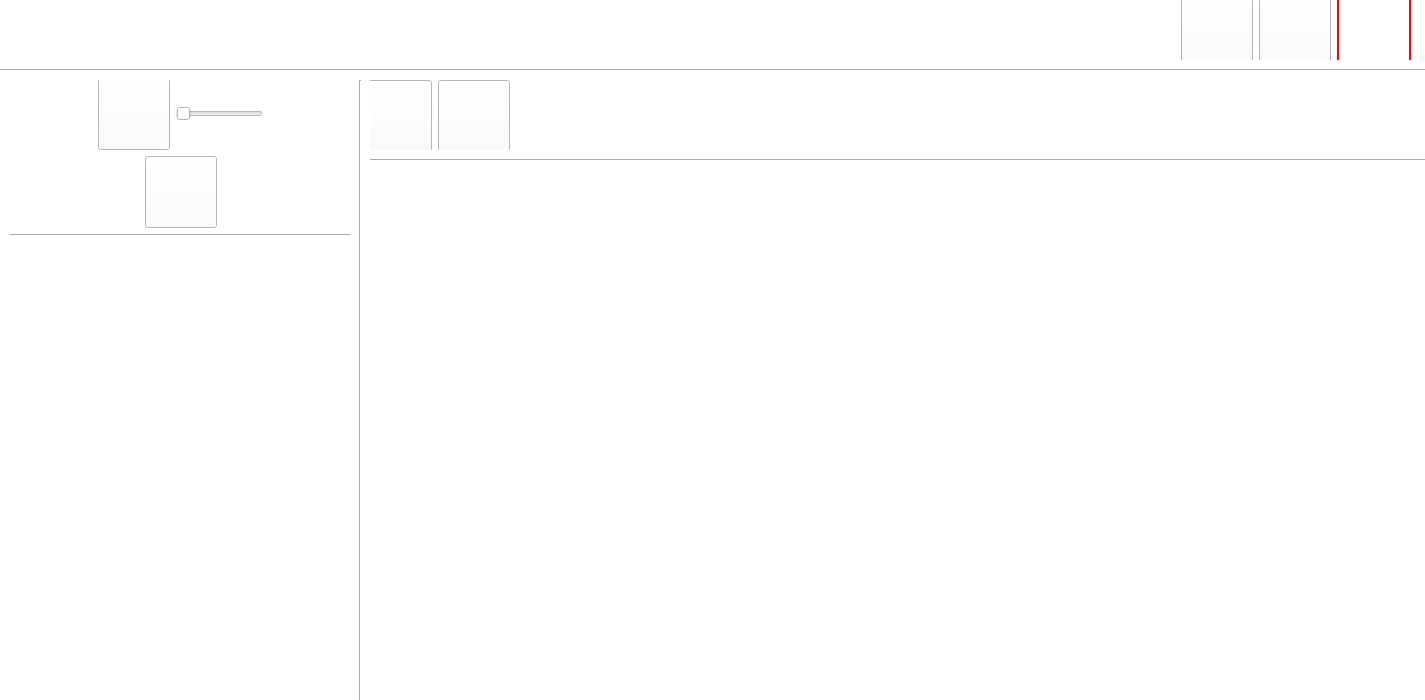
Old version of the form fenedition.ui in the repository pagrumiaux/Drum-Mastery.
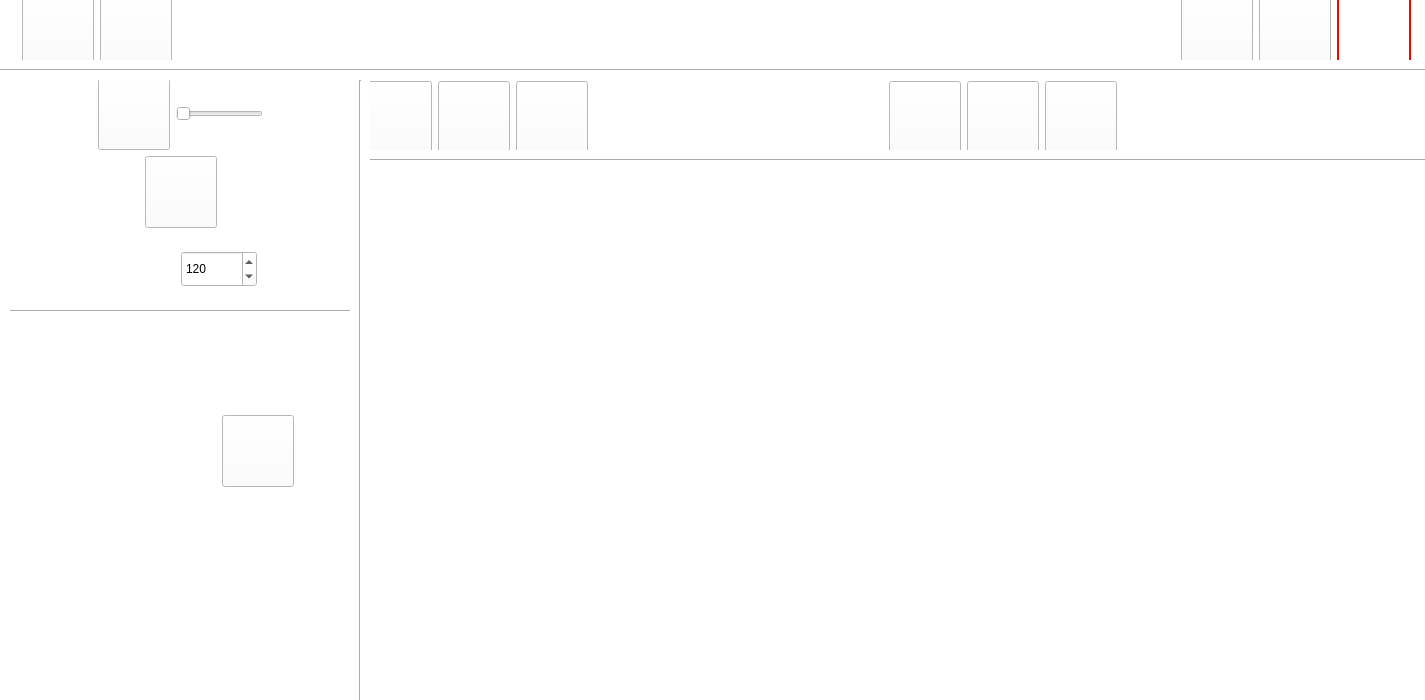
New version of the form. Icons and pictures are not drawn. Custom widgets are drawn as their Qt base class.

The edit to the form file:
```diff
--- a/fenedition.ui
+++ b/fenedition.ui
@@ -43,6 +43,46 @@
       </property>
      </widget>
     </item>
+    <item>
+     <widget class="QPushButton" name="annuler">
+      <property name="styleSheet">
+       <string notr="true">QPushButton
+{
+border-image : url(:/images/MesImages/annuler.png) 0 0 0 0 stretch stretch;
+border-width : 0px;
+background-position : center;
+min-width : 70px;
+max-width : 70px;
+min-height : 70px;
+max-height : 70px;
+color : transparent;
+}</string>
+      </property>
+      <property name="text">
+       <string>Play</string>
+      </property>
+     </widget>
+    </item>
+    <item>
+     <widget class="QPushButton" name="retablir">
+      <property name="styleSheet">
+       <string notr="true">QPushButton
+{
+border-image : url(:/images/MesImages/retablir.png) 0 0 0 0 stretch stretch;
+border-width : 0px;
+background-position : center;
+min-width : 70px;
+max-width : 70px;
+min-height : 70px;
+max-height : 70px;
+color : transparent;
+}</string>
+      </property>
+      <property name="text">
+       <string>Play</string>
+      </property>
+     </widget>
+    </item>
     <item>
      <spacer name="horizontalSpacer">
       <property name="orientation">
@@ -126,7 +166,7 @@
      <x>360</x>
      <y>80</y>
      <width>1051</width>
-     <height>72</height>
+     <height>74</height>
     </rect>
    </property>
    <layout class="QHBoxLayout" name="horizontalLayout_2">
@@ -151,7 +191,80 @@
      </widget>
     </item>
     <item>
-     <widget class="QPushButton" name="pushButton_3">
+     <widget class="QPushButton" name="record">
+      <property name="styleSheet">
+       <string notr="true">QPushButton
+{
+border-image : url(:/images/MesImages/plyoff.png) 0 0 0 0 stretch stretch;
+border-width : 0px;
+background-position : center;
+min-width : 70px;
+max-width : 70px;
+min-height : 70px;
+max-height : 70px;
+color : transparent;
+}</string>
+      </property>
+      <property name="text">
+       <string>Play</string>
+      </property>
+     </widget>
+    </item>
+    <item>
+     <widget class="QPushButton" name="stop">
+      <property name="styleSheet">
+       <string notr="true">QPushButton
+{
+border-image : url(:/images/MesIages/playoff.png) 0 0 0 0 stretch stretch;
+border-width : 0px;
+background-position : center;
+min-width : 70px;
+max-width : 70px;
+min-height : 70px;
+max-height : 70px;
+color : transparent;
+}</string>
+      </property>
+      <property name="text">
+       <string>Play</string>
+      </property>
+     </widget>
+    </item>
+    <item>
+     <spacer name="horizontalSpacer_24">
+      <property name="orientation">
+       <enum>Qt::Horizontal</enum>
+      </property>
+      <property name="sizeHint" stdset="0">
+       <size>
+        <width>40</width>
+        <height>20</height>
+       </size>
+      </property>
+     </spacer>
+    </item>
+    <item>
+     <widget class="QPushButton" name="nouveau">
+      <property name="styleSheet">
+       <string notr="true">QPushButton
+{
+border-image : url(:/images/MesImages/nouveau.png) 0 0 0 0 stretch stretch;
+border-width : 0px;
+background-position : center;
+min-width : 70px;
+max-width : 70px;
+min-height : 70px;
+max-height : 70px;
+color : transparent;
+}</string>
+      </property>
+      <property name="text">
+       <string>PushButton</string>
+      </property>
+     </widget>
+    </item>
+    <item>
+     <widget class="QPushButton" name="ouvrirExploreur">
       <property name="styleSheet">
        <string notr="true">QPushButton
 {
@@ -170,6 +283,26 @@
       </property>
      </widget>
     </item>
+    <item>
+     <widget class="QPushButton" name="pushButton">
+      <property name="styleSheet">
+       <string notr="true">QPushButton
+{
+border-image : url(:/images/MesImages/save.png) 0 0 0 0 stretch stretch;
+border-width : 0px;
+background-position : center;
+min-width : 70px;
+max-width : 70px;
+min-height : 70px;
+max-height : 70px;
+color : transparent;
+}</string>
+      </property>
+      <property name="text">
+       <string>PushButton</string>
+      </property>
+     </widget>
+    </item>
     <item>
      <spacer name="horizontalSpacer_2">
       <property name="orientation">
@@ -302,6 +435,81 @@
       </item>
      </layout>
     </item>
+    <item>
+     <layout class="QHBoxLayout" name="horizontalLayout_9">
+      <item>
+       <spacer name="horizontalSpacer_23">
+        <property name="orientation">
+         <enum>Qt::Horizontal</enum>
+        </property>
+        <property name="sizeHint" stdset="0">
+         <size>
+          <width>40</width>
+          <height>20</height>
+         </size>
+        </property>
+       </spacer>
+      </item>
+      <item>
+       <widget class="QLabel" name="tempo">
+        <property name="styleSheet">
+         <string notr="true">QLabel
+{
+border-image : url(:/images/MesImages/tempo.png) 0 0 0 0 stretch stretch;
+border-width : 0px;
+background-position : center;
+min-width : 70px;
+max-width : 70px;
+min-height : 70px;
+max-height : 70px;
+color : transparent;
+}</string>
+        </property>
+        <property name="text">
+         <string/>
+        </property>
+        <property name="pixmap">
+         <pixmap resource="ressources.qrc">:/images/MesImages/tempo.png</pixmap>
+        </property>
+       </widget>
+      </item>
+      <item>
+       <widget class="QSpinBox" name="spinBox">
+        <property name="styleSheet">
+         <string notr="true">QSpinBox
+{
+min-width : 70px;
+max-width : 70px;
+min-height : 30px;
+max-height : 30px;
+}</string>
+        </property>
+        <property name="minimum">
+         <number>60</number>
+        </property>
+        <property name="maximum">
+         <number>200</number>
+        </property>
+        <property name="value">
+         <number>120</number>
+        </property>
+       </widget>
+      </item>
+      <item>
+       <spacer name="horizontalSpacer_22">
+        <property name="orientation">
+         <enum>Qt::Horizontal</enum>
+        </property>
+        <property name="sizeHint" stdset="0">
+         <size>
+          <width>40</width>
+          <height>20</height>
+         </size>
+        </property>
+       </spacer>
+      </item>
+     </layout>
+    </item>
     <item>
      <widget class="Line" name="line_5">
       <property name="orientation">
@@ -349,6 +557,9 @@
       </item>
       <item>
        <widget class="QLabel" name="noire">
+        <property name="enabled">
+         <bool>true</bool>
+        </property>
         <property name="text">
          <string/>
         </property>
@@ -445,7 +656,27 @@
          <string/>
         </property>
         <property name="pixmap">
-         <pixmap resource="ressources.qrc">:/notes/MesNotes/triple-croche.png</pixmap>
+         <pixmap>:/notes/MesNotes/triple-croche.png</pixmap>
+        </property>
+       </widget>
+      </item>
+      <item>
+       <widget class="QPushButton" name="pushButton_3">
+        <property name="styleSheet">
+         <string notr="true">QPushButton
+{
+border-image : url(:/notes/MesNotes/tripleCroche.jpg) 0 0 0 0 stretch stretch;
+border-width : 0px;
+background-position : center;
+min-width : 70px;
+max-width : 70px;
+min-height : 70px;
+max-height : 70px;
+color : transparent;
+}</string>
+        </property>
+        <property name="text">
+         <string>PushButton</string>
         </property>
        </widget>
       </item>
```
Left out of the diff: 9 changed lines with no effect on the pictures.
